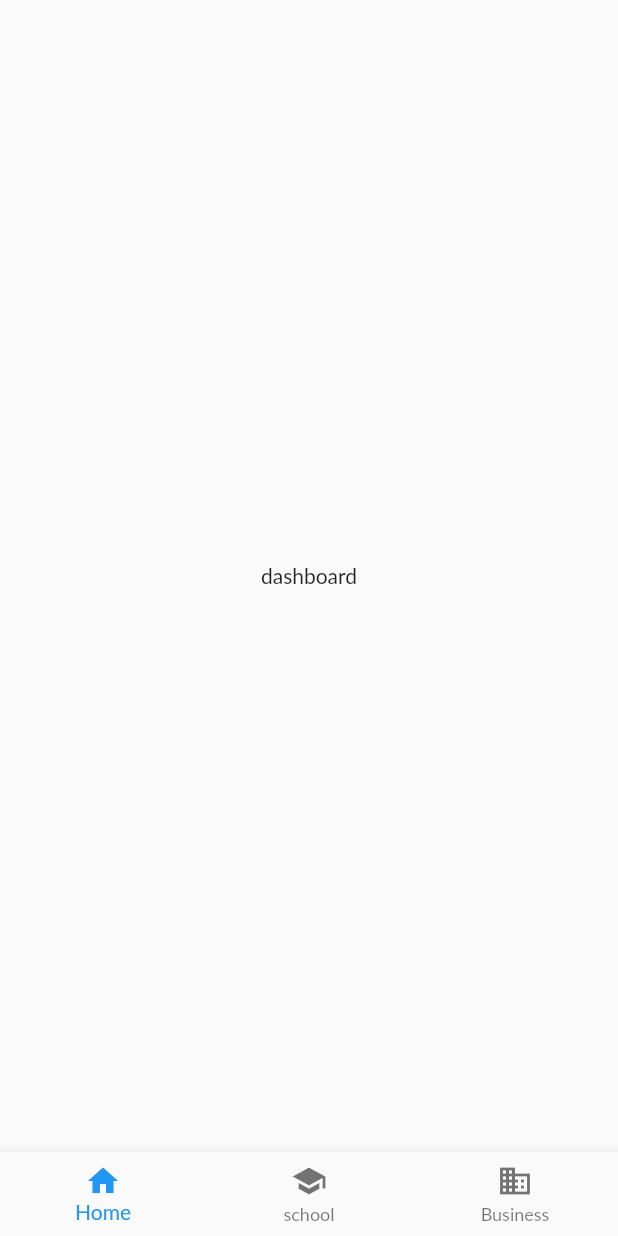
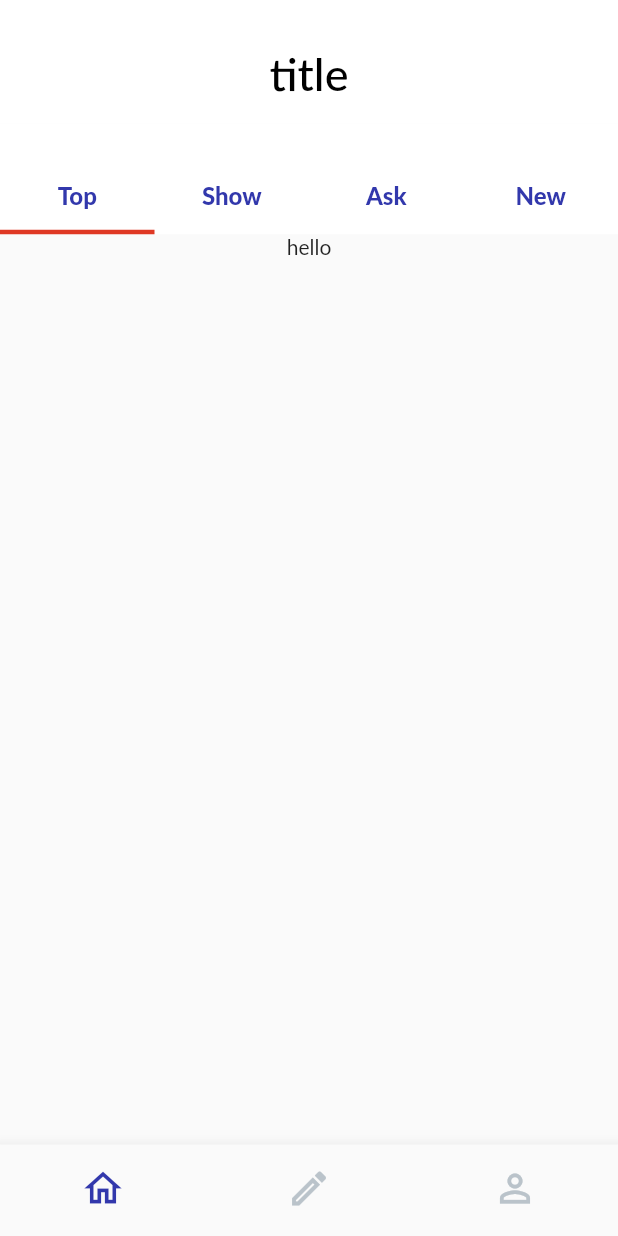
Before and after one commit to shrilakshmishastry/Hpulse, a Flutter app: the screen it shows after launch, on a phone screen of 412 x 824 dp. Run offline on Flutter 3.47's test engine with Material 2 defaults, Android fonts, the phone set to English and light mode, and no system bars; our stand-ins replace dio, flutter_redux, redux, redux_thunk.

Commit message:
feat[dashboard]:added dashboard feature with following funcionality: -tab to show top,ask,show and new stories intigrated with redux store

```diff
--- /dev/null
+++ b/lib/DashBoard/dash_board.dart
@@ -0,0 +1,115 @@
+import 'package:flutter/material.dart';
+import 'package:flutter/services.dart';
+import 'package:flutter_redux/flutter_redux.dart';
+import 'package:hpulse/DashBoard/sliver_app_bar_delegate.dart';
+import 'package:hpulse/DashBoard/top_stories.dart';
+import 'package:hpulse/Redux/actions/ask_action.dart';
+import 'package:hpulse/Redux/model/h_news.dart';
+import 'package:hpulse/Redux/store.dart';
+import 'package:hpulse/config/theme/sizes_helper.dart';
+import 'package:hpulse/config/theme/style.dart';
+
+class DashBoard extends StatelessWidget {
+  @override
+  Widget build(BuildContext context) {
+    var height = getHeight(context);
+    // SystemChrome.setSystemUIOverlayStyle(SystemUiOverlayStyle(
+    //   statusBarColor: Color(0xffffffff),
+    //   systemNavigationBarIconBrightness: Brightness.dark,
+    // )
+    //
+    // );
+    final TextStyle labelStyle = TextStyle(
+      fontWeight: FontWeight.w800,
+      fontSize: Style.text_md,
+    );
+
+    return SafeArea(
+        child:Scaffold(
+          body:DefaultTabController(
+            length: 4,
+            child:  NestedScrollView(
+              headerSliverBuilder: (BuildContext context,bool innerBoxIsScrolled){
+                return <Widget>[
+                  SliverAppBar(
+                    backgroundColor: Style.white,
+                    foregroundColor: Style.white,
+                    brightness: Brightness.light,
+                    automaticallyImplyLeading: false,
+                    expandedHeight: height * 0.1,
+                    flexibleSpace: FlexibleSpaceBar(
+                      centerTitle: true,
+                      title: Text(
+                        "title",
+                        style: TextStyle(
+                          color: Colors.black,
+                        ),
+                      ),
+                    ),
+
+                  ),
+                  SliverAppBar(
+                    pinned: true,
+                    collapsedHeight: height*0.03,
+                    toolbarHeight: height*0.01,
+                    expandedHeight: height*0.01,
+                    backgroundColor: Style.white,
+                    foregroundColor: Style.white,
+                    brightness: Brightness.light,
+                    automaticallyImplyLeading: false,
+                    bottom:TabBar(
+                      indicatorWeight: 3.0,
+                      labelStyle: labelStyle,
+                      indicatorColor: Style.danger,
+                      labelColor: Style.primary,
+                      unselectedLabelColor: Style.primary,
+                      tabs: [
+                        Tab(
+                          text: "Top",
+                        ),
+                        Tab(
+                          text: "Show",
+                        ),
+                        Tab(
+                          text: "Ask",
+                        ),
+                        Tab(
+                          text: "New",
+                        ),
+                      ],
+                    ),
+                  ),
+
+                ];
+              },
+              body: StoreConnector<AppState,AppState>
+                (
+                  onInit: (store) {Redux.store.dispatch(fetchAskPostAction);
+                  },
+                  converter: (store)=>store.state,
+                  builder: (context,topStories){
+
+                    return TabBarView(
+                      children: [
+                        TopStories(),
+                        Center(
+                          child: Text("hello"),
+                        ),
+                        Center(
+                          child: Text("hello"),
+                        ),
+                        Center(
+                          child: Text("hello"),
+                        ),
+                      ],
+                    );
+
+                  }
+
+              ),
+            ),
+          ),
+        ),
+    );
+  }
+}
--- /dev/null
+++ b/lib/DashBoard/sliver_app_bar_delegate.dart
@@ -0,0 +1,24 @@
+import 'package:flutter/material.dart';
+
+class SliverAppBarDelegate extends SliverPersistentHeaderDelegate{
+  SliverAppBarDelegate(this._tabBar);
+  final TabBar _tabBar;
+
+  @override
+  double get minExtent=>_tabBar.preferredSize.height;
+
+  @override
+  double get maxExtent=>_tabBar.preferredSize.height;
+
+  @override
+  Widget build(BuildContext context,double shrinkOffset,bool overlapsContent){
+    return new Container(
+      child: _tabBar,
+    );
+  }
+
+  bool shouldRebuild(SliverAppBarDelegate oldDelegate){
+    return false;
+  }
+
+}
--- /dev/null
+++ b/lib/DashBoard/top_stories.dart
@@ -0,0 +1,41 @@
+import 'package:flutter/material.dart';
+import 'package:flutter_redux/flutter_redux.dart';
+import 'package:hpulse/Redux/actions/ask_action.dart';
+import 'package:hpulse/Redux/actions/top_action.dart';
+import 'package:hpulse/Redux/model/h_news.dart';
+import 'package:hpulse/Redux/store.dart';
+class TopStories extends StatelessWidget {
+  @override
+  Widget build(BuildContext context) {
+
+    return Column(
+      children: [
+        StoreConnector<AppState,List<HNews>>
+          (
+            converter: (store)=>store.state.news.ask,
+            builder: (context,topStories){
+              print(topStories);
+              return Text("hello");
+
+            }
+
+        ),
+        StoreConnector<AppState,bool>
+          (
+
+            converter: (store)=>store.state.news.isLoading,
+          builder: (context,isLoading){
+              if(isLoading){
+                return CircularProgressIndicator();
+              }
+              else{
+                return SizedBox.shrink();
+              }
+          },
+        ),
+      ],
+    );
+
+
+  }
+}
--- a/lib/Redux/actions/ask_action.dart
+++ b/lib/Redux/actions/ask_action.dart
@@ -25,7 +25,6 @@ Future<void> fetchAskPostAction(Store<AppState> store) async{
     assert(response.statusCode == 200);
 
     final res = await  askPostFetch(response.data);
-    // print(res);
     await store.dispatch(
       SetAskAction(
         new
--- a/lib/config/bottom_tab_app.dart
+++ b/lib/config/bottom_tab_app.dart
@@ -1,12 +1,17 @@
 import 'package:flutter/material.dart';
+import 'package:hpulse/DashBoard/dash_board.dart';
+import 'package:hpulse/config/theme/style.dart';
 class BottomTabApp extends StatefulWidget {
   @override
   _BottomTabAppState createState() => _BottomTabAppState();
 }
 
 class _BottomTabAppState extends State<BottomTabApp> {
+  // TextStyle selectedText = TextStyle(
+  //   fontSize: Style.text,
+  // );
   int _selectedIndex = 0;
-  List<Widget> wi = [Text("dashboard"),Text("ask"),Text("profile")];
+  List<Widget> wi = [DashBoard(),Text("ask"),Text("profile")];
 
   void _onItemTapped(int index){
     setState(() {
@@ -20,20 +25,34 @@ class _BottomTabAppState extends State<BottomTabApp> {
         child: wi[_selectedIndex],
       ),
       bottomNavigationBar: BottomNavigationBar(
+        selectedItemColor: Style.primary,
+        unselectedItemColor: Style.secondary,
+        // selectedLabelStyle: selectedText,
+        showSelectedLabels: false,
+        showUnselectedLabels: false,
         currentIndex: _selectedIndex,
         onTap: _onItemTapped,
         items: <BottomNavigationBarItem>[
           BottomNavigationBarItem(
-              icon:Icon(Icons.home),
-            label: 'Home',
+              icon:Icon(
+                  Icons.home_outlined,
+                size: 30,
+              ),
+            label: 'home',
           ),
           BottomNavigationBarItem(
-              icon: Icon(Icons.school),
-            label: 'school',
+              icon: Icon(
+                  Icons.create_outlined,
+                size:30,
+              ),
+            label: 'create',
           ),
           BottomNavigationBarItem(
-              icon:Icon(Icons.business),
-            label: 'Business',
+              icon:Icon(
+                  Icons.person_outline_outlined,
+                size:30,
+              ),
+            label: 'profile',
           ),
         ],
       ),
--- a/lib/config/theme/style.dart
+++ b/lib/config/theme/style.dart
@@ -2,6 +2,9 @@ import 'package:flutter/cupertino.dart';
 
 class Style{
   static Color primary = Color(0xff3238AC);
+  static Color primary_light_range_one = Color(0xff4C65B9);
+  static Color primary_light_range_second = Color(0xff668EC5);
+  static Color primary_light_range_third = Color(0xff80B1D1);
   static Color primaryDark = Color(0xff2a2a6e);
   static Color secondary = Color(0xffbac3ca);
   static Color dark = Color(0xff36263C);
@@ -9,4 +12,13 @@ class Style{
   static Color danger = Color(0xffDF3824);
   static Color ternary = Color(0xffF5D6A9);
   static Color gray = Color(0xffeeeaec);
+  static Color white = Color(0xffffffff);
+  static const double text_sm = 14;
+  static const double text_x_sm = 12;
+  static const double text_xx_sm = 10;
+  static const double text_lg = 20;
+  static const double text_md = 16;
+  static const double text_xl = 22;
+  static const double text_xx_lg = 25;
+
 }
--- a/lib/main.dart
+++ b/lib/main.dart
@@ -1,6 +1,9 @@
 import 'package:flutter/material.dart';
+import 'package:flutter_redux/flutter_redux.dart';
 import 'package:hpulse/Redux/store.dart';
 import 'package:hpulse/config/bottom_tab_app.dart';
+
+import 'Redux/actions/ask_action.dart';
 
 void main() async{
   await Redux.init();
@@ -10,7 +13,10 @@ void main() async{
 class HPulse extends StatelessWidget {
   @override
   Widget build(BuildContext context) {
-    return MaterialApp(
+    return StoreProvider<AppState>(
+        store: Redux.store,
+        child: MaterialApp(
+
           theme: ThemeData(
             fontFamily: 'Lato2OFL',
           ),
@@ -21,6 +27,7 @@ class HPulse extends StatelessWidget {
           },
           initialRoute: "/home",
           home: new BottomTabApp(),
+        ),
     );
   }
 }
```
Lines whose indentation alone changed are shown as unchanged.
